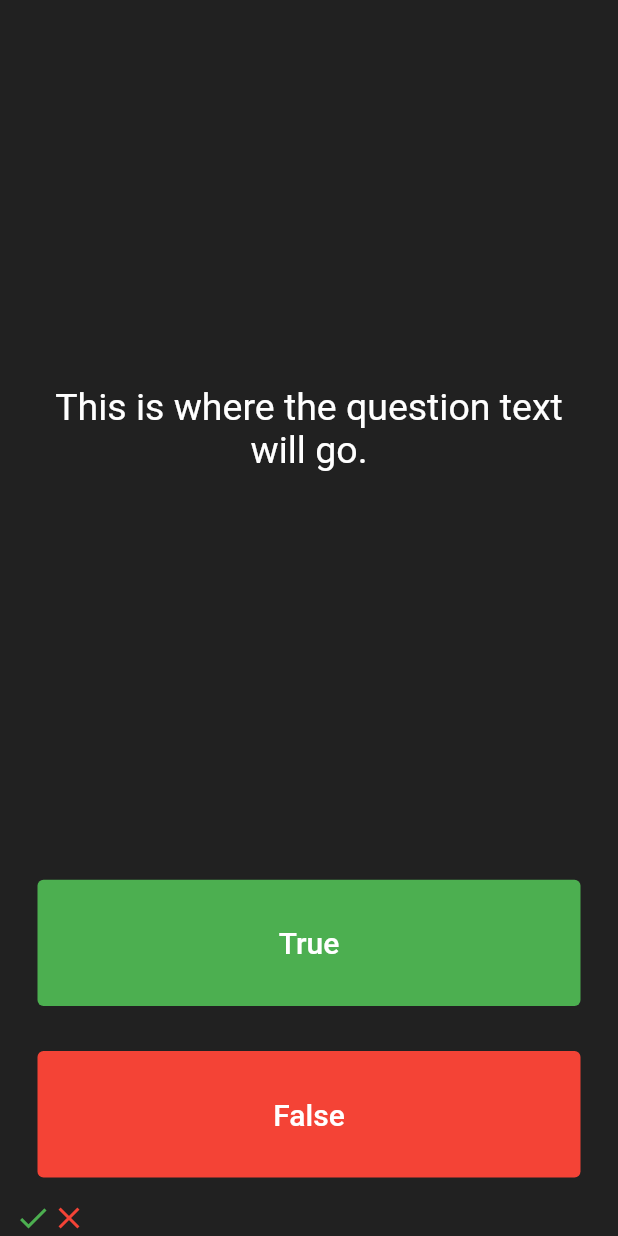
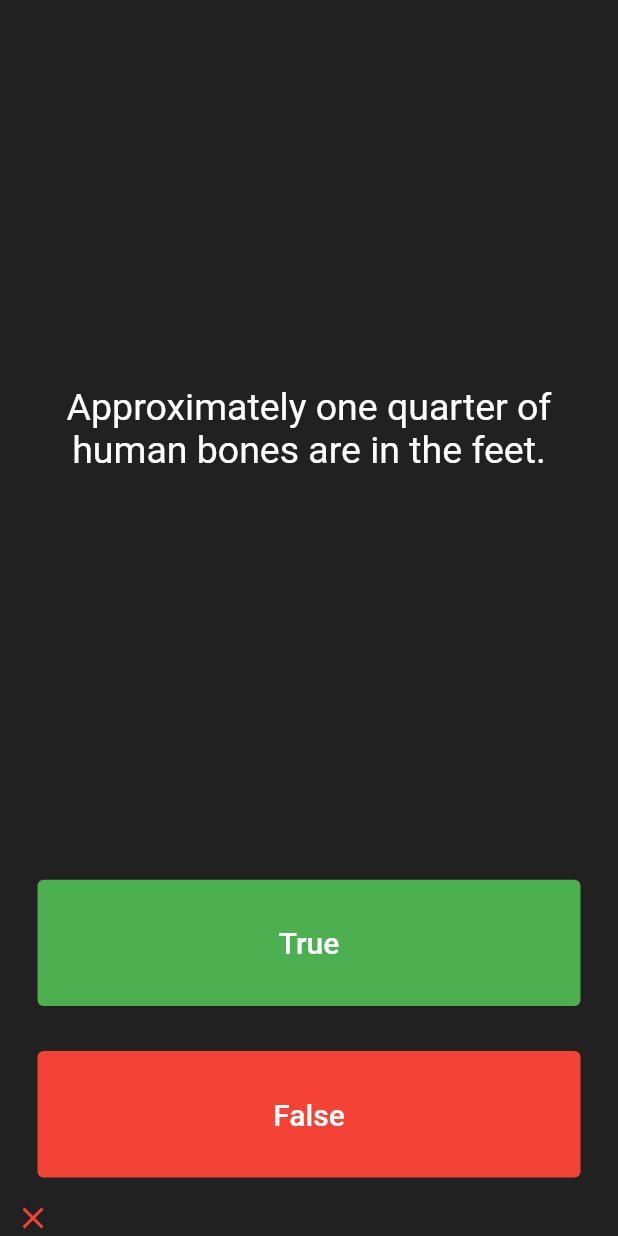
Before and after one commit to sharifc2016/quiz_tuiz, a Flutter app: the screen it shows after launch, after a tap on "True", on a phone screen of 412 x 824 dp. Run offline on Flutter 3.47's test engine with Material 2 defaults, Android fonts, the phone set to English and light mode, and no system bars.

Commit message:
add question class configure question answer

```diff
--- a/lib/main.dart
+++ b/lib/main.dart
@@ -1,4 +1,5 @@
 import 'package:flutter/material.dart';
+import 'package:quiz_tuiz/question.dart';
 
 void main() => runApp(Quizzler());
 
@@ -25,6 +26,16 @@ class QuizPage extends StatefulWidget {
 }
 
 class _QuizPageState extends State<QuizPage> {
+  List<Widget> scoreKeeper = [];
+
+  List<Question> questions = [
+    Question('You can lead a cow down stairs but not up stairs.', false),
+    Question('Approximately one quarter of human bones are in the feet.', true),
+    Question('A slug\'s blood is green.', true),
+  ];
+
+  int question = 0;
+
   @override
   Widget build(BuildContext context) {
     return Column(
@@ -37,7 +48,7 @@ class _QuizPageState extends State<QuizPage> {
             padding: EdgeInsets.all(10.0),
             child: Center(
               child: Text(
-                'This is where the question text will go.',
+                questions[question].questionText,
                 textAlign: TextAlign.center,
                 style: TextStyle(
                   fontSize: 25.0,
@@ -62,7 +73,24 @@ class _QuizPageState extends State<QuizPage> {
                 ),
               ),
               onPressed: () {
-                //The user picked true.
+                setState(() {
+                  if (questions[question].questionAnswer) {
+                    scoreKeeper.add(
+                      Icon(
+                        Icons.check,
+                        color: Colors.green,
+                      ),
+                    );
+                  } else {
+                    scoreKeeper.add(
+                      Icon(
+                        Icons.close,
+                        color: Colors.red,
+                      ),
+                    );
+                  }
+                  question = (question + 1) % 3;
+                });
               },
             ),
           ),
@@ -82,24 +110,31 @@ class _QuizPageState extends State<QuizPage> {
                 ),
               ),
               onPressed: () {
-                //The user picked false.
+                setState(() {
+                  if (!questions[question].questionAnswer) {
+                    scoreKeeper.add(
+                      Icon(
+                        Icons.check,
+                        color: Colors.green,
+                      ),
+                    );
+                  } else {
+                    scoreKeeper.add(
+                      Icon(
+                        Icons.close,
+                        color: Colors.red,
+                      ),
+                    );
+                  }
+                  question = (question + 1) % 3;
+                });
               },
             ),
           ),
         ),
         Row(
-          children: [
-            Icon(
-              Icons.check,
-              color: Colors.green,
-            ),
-            Icon(
-              Icons.close,
-              color: Colors.red,
-            ),
-          ],
+          children: scoreKeeper,
         ),
-        //TODO: Add a Row here as your score keeper
       ],
     );
   }
--- /dev/null
+++ b/lib/question.dart
@@ -0,0 +1,6 @@
+class Question {
+  String questionText;
+  bool questionAnswer;
+
+  Question(this.questionText, this.questionAnswer);
+}
```
